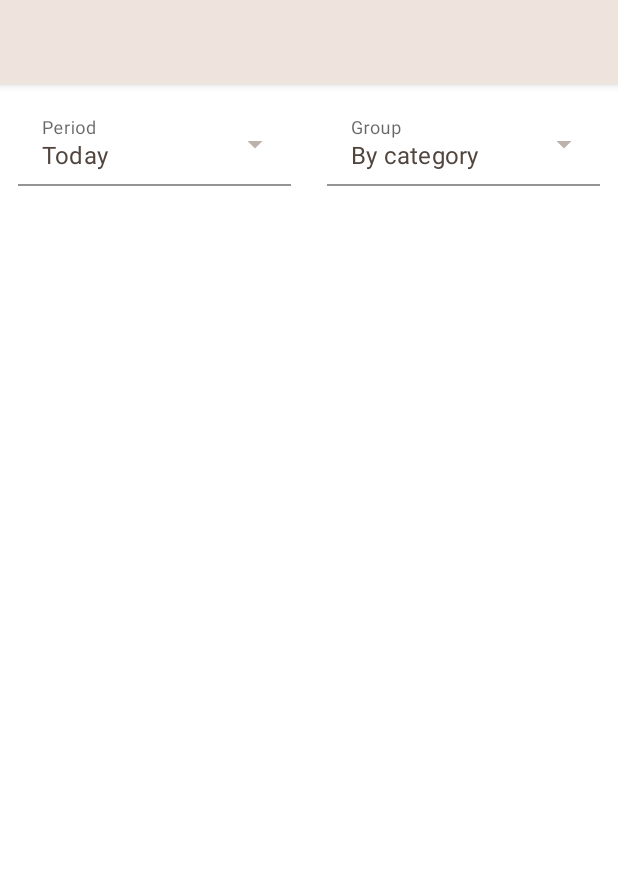
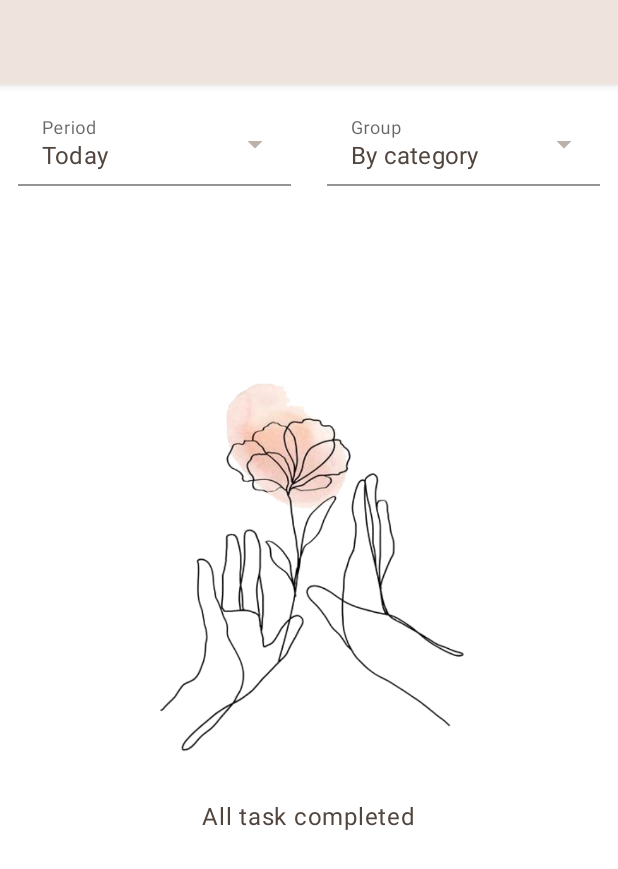
Before and after one commit to flaming565/OTUS-coursework, an Android app: the TodoListFragment screen opened through its navigation route, on a phone screen of 412 x 824 dp. Shown: the top 869 px of the screen. Run offline under Robolectric (Android 15) with nearby library versions, the phone set to English and light mode, and no system bars; our stand-ins replace Timber, data binding; libraries missing offline, so code that uses them is left out: com.github.akvast.mvvm, com.jakewharton.retrofit2; 16 statements that could not run were skipped.

Commit message:
add placeholder to TodoList fragment

```diff
--- a/app/src/main/java/com/amalkina/beautydiary/ui/home/vm/TodoListViewModel.kt
+++ b/app/src/main/java/com/amalkina/beautydiary/ui/home/vm/TodoListViewModel.kt
@@ -9,6 +9,7 @@ import com.amalkina.beautydiary.domain.models.DomainCategoryWithTasks
 import com.amalkina.beautydiary.domain.models.DomainTask
 import com.amalkina.beautydiary.domain.usecases.CategoryActionsUseCase
 import com.amalkina.beautydiary.domain.usecases.TaskActionsUseCase
+import com.amalkina.beautydiary.ui.common.ext.map
 import com.amalkina.beautydiary.ui.common.ext.mapToMutable
 import com.amalkina.beautydiary.ui.common.ext.toUIModel
 import com.amalkina.beautydiary.ui.common.ext.tryCast
@@ -50,13 +51,12 @@ internal class TodoListViewModel : BaseViewModel() {
     }
 
     val todoListItems = fullCategoriesMap.mapToMutable(viewModelScope) { getPeriodItems(it) }
+    val showPlaceholder = todoListItems.map(viewModelScope) { it.isEmpty() }
 
     val userActionEvent = MutableLiveData<Event<UserTaskAction>>()
-    var isRecycleViewAnimate = true
 
     fun updateSelectedPeriod(position: Int) {
         if (position < periods.size && currentPeriod.value != periods[position]) {
-            isRecycleViewAnimate = true
             currentPeriod.value = periods[position]
             updatePeriodItems(periods[position])
         }
@@ -64,7 +64,6 @@ internal class TodoListViewModel : BaseViewModel() {
 
     fun updateSelectedGroup(position: Int) {
         if (position < groupNames.size && currentGroup.value != groups[position]) {
-            isRecycleViewAnimate = true
             currentGroup.value = groups[position]
             todoListItems.value = getPeriodItems()
         }
--- a/app/src/main/res/layout/fragment_todo_list.xml
+++ b/app/src/main/res/layout/fragment_todo_list.xml
@@ -1,6 +1,7 @@
 <?xml version="1.0" encoding="utf-8"?>
 <layout xmlns:android="http://schemas.android.com/apk/res/android"
-    xmlns:app="http://schemas.android.com/apk/res-auto">
+    xmlns:app="http://schemas.android.com/apk/res-auto"
+    xmlns:tools="http://schemas.android.com/tools">
 
     <data>
 
@@ -26,10 +27,10 @@
             android:orientation="vertical"
             app:layout_behavior="com.google.android.material.appbar.AppBarLayout$ScrollingViewBehavior">
 
-
             <LinearLayout
                 android:layout_width="match_parent"
                 android:layout_height="wrap_content"
+                android:baselineAligned="false"
                 android:orientation="horizontal">
 
                 <com.google.android.material.textfield.TextInputLayout
@@ -82,7 +83,39 @@
                 android:layout_height="match_parent"
                 android:layout_marginTop="16dp"
                 android:layoutAnimation="@anim/anim_recycler_view"
-                app:layoutManager="androidx.recyclerview.widget.LinearLayoutManager" />
+                app:goneIf="@{vm.showPlaceholder}"
+                app:layoutManager="androidx.recyclerview.widget.LinearLayoutManager"
+                tools:visibility="gone" />
+
+            <LinearLayout
+                android:layout_width="match_parent"
+                android:layout_height="match_parent"
+                android:gravity="center"
+                android:orientation="vertical"
+                app:goneIfNot="@{vm.showPlaceholder}">
+
+                <androidx.constraintlayout.widget.Placeholder
+                    android:layout_width="wrap_content"
+                    android:layout_height="0dp"
+                    android:layout_weight="0.2" />
+
+                <androidx.appcompat.widget.AppCompatImageView
+                    android:layout_width="wrap_content"
+                    android:layout_height="0dp"
+                    android:layout_weight="0.4"
+                    android:scaleType="fitCenter"
+                    android:src="@drawable/base_placeholder" />
+
+                <TextView
+                    android:layout_width="wrap_content"
+                    android:layout_height="wrap_content"
+                    android:layout_gravity="center|bottom"
+                    android:layout_marginTop="24dp"
+                    android:layout_weight="0.4"
+                    android:gravity="top|center"
+                    android:text="@string/todo_list_placeholder_text"
+                    android:textAppearance="?attr/textAppearanceBody1" />
+            </LinearLayout>
         </LinearLayout>
 
     </androidx.coordinatorlayout.widget.CoordinatorLayout>
--- a/app/src/main/res/values/strings.xml
+++ b/app/src/main/res/values/strings.xml
@@ -99,6 +99,7 @@
     </plurals>
     <string name="todo_list_period_today">Today</string>
     <string name="todo_list_period_all">All</string>
+    <string name="todo_list_placeholder_text">All task completed</string>
 
     <string name="statistics_title">Statistics</string>
     <string name="statistics_completed_tasks">Completed tasks: %d</string>
```
Also changed, not shown: app/src/main/res/drawable/base_placeholder.jpg (added).
